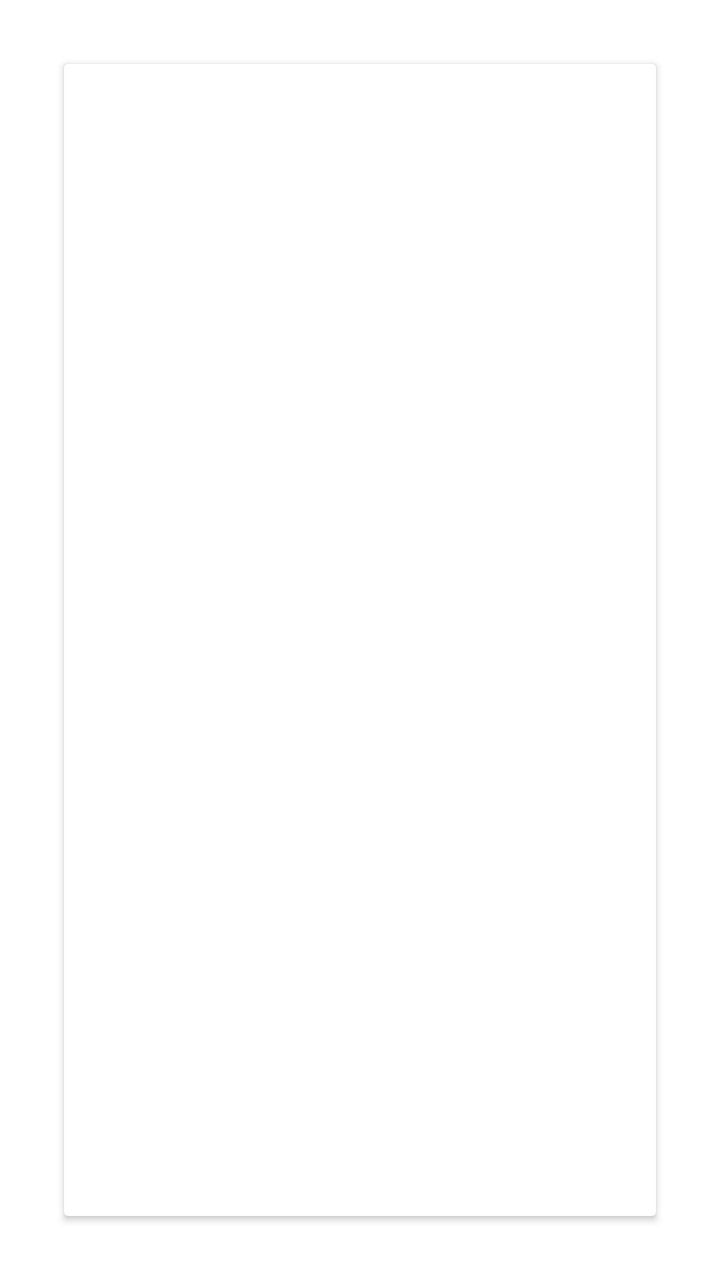
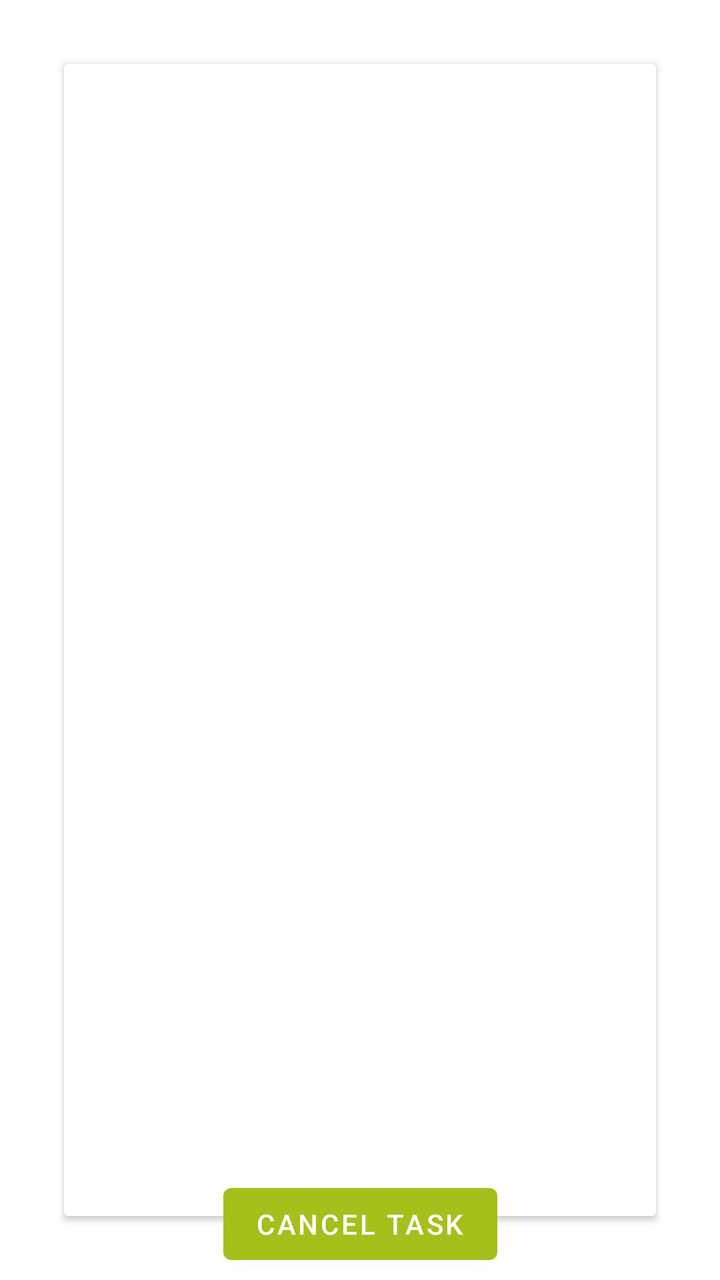

The first picture is an Android layout as it rendered before a commit; the second is the same layout after the commit. The layout source and the unified diff follow.
<!-- AndroidManifest.xml: application theme AppTheme -->
<!-- res/layout/fragment_task_select.xml -->
<?xml version="1.0" encoding="utf-8"?>
<layout xmlns:android="http://schemas.android.com/apk/res/android">

    <data>

        <variable
            name="viewModel"
            type="eu.agribot.agribotapp.ui.fragment.controlPanel.taskselect.TaskSelectViewModel" />
    </data>


    <androidx.constraintlayout.widget.ConstraintLayout
        android:layout_width="match_parent"
        android:layout_height="match_parent">


        <androidx.cardview.widget.CardView
            android:layout_width="match_parent"
            android:layout_height="match_parent"
            android:layout_margin="@dimen/margin_xxlarge">

            <androidx.recyclerview.widget.RecyclerView
                android:id="@+id/task_select_recycler"
                android:layout_width="match_parent"
                android:layout_height="match_parent" />

        </androidx.cardview.widget.CardView>

    </androidx.constraintlayout.widget.ConstraintLayout>

</layout>
<!-- resources referenced by this layout -->
<resources>
  <dimen name="margin_xxlarge">32dp</dimen>
  <style name="AppTheme" parent="Theme.MaterialComponents.Light.DarkActionBar">
          
          <item name="colorPrimary">@color/colorPrimary</item>
          <item name="colorPrimaryDark">@color/colorPrimaryDark</item>
          <item name="colorAccent">@color/colorAccent</item>
      </style>
  <color name="colorPrimary">@color/base_green</color>
  <color name="colorPrimaryDark">@color/base_green_darker</color>
  <color name="colorAccent">@color/gray</color>
  <color name="base_green">#a4c01b</color>
  <color name="base_green_darker">#839915</color>
  <color name="gray">#6A6A6A</color>
</resources>

<!-- the commit's change to res/layout/fragment_task_select.xml (unified diff, before → after) -->
@@ -1,5 +1,6 @@
 <?xml version="1.0" encoding="utf-8"?>
-<layout xmlns:android="http://schemas.android.com/apk/res/android">
+<layout xmlns:android="http://schemas.android.com/apk/res/android"
+    xmlns:app="http://schemas.android.com/apk/res-auto">
 
     <data>
 
@@ -24,7 +25,21 @@
                 android:layout_width="match_parent"
                 android:layout_height="match_parent" />
 
+
         </androidx.cardview.widget.CardView>
+
+
+        <com.google.android.material.button.MaterialButton
+            android:layout_width="wrap_content"
+            android:layout_height="wrap_content"
+            android:layout_gravity="center"
+            android:layout_margin="@dimen/margin_small"
+            android:layout_marginBottom="@dimen/margin_medium"
+            android:onClick="@{()-> viewModel.onCancelTaskButtonClicked()}"
+            android:text="@string/cancel_task_button"
+            app:layout_constraintBottom_toBottomOf="parent"
+            app:layout_constraintEnd_toEndOf="parent"
+            app:layout_constraintStart_toStartOf="parent" />
 
     </androidx.constraintlayout.widget.ConstraintLayout>
 
<!-- resource entries referenced after the edit -->
@@ -1,6 +1,9 @@
 <!-- resources referenced by this layout -->
 <resources>
+  <dimen name="margin_medium">8dp</dimen>
+  <dimen name="margin_small">4dp</dimen>
   <dimen name="margin_xxlarge">32dp</dimen>
+  <string name="cancel_task_button">CANCEL TASK</string>
   <style name="AppTheme" parent="Theme.MaterialComponents.Light.DarkActionBar">
           
           <item name="colorPrimary">@color/colorPrimary</item>
